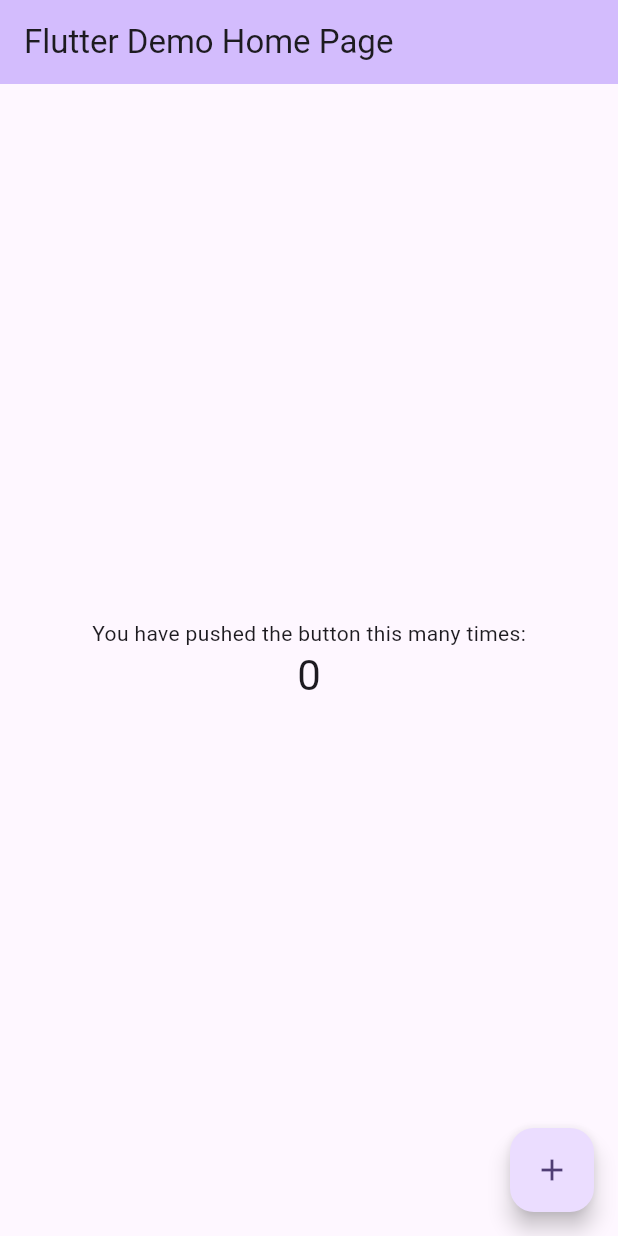
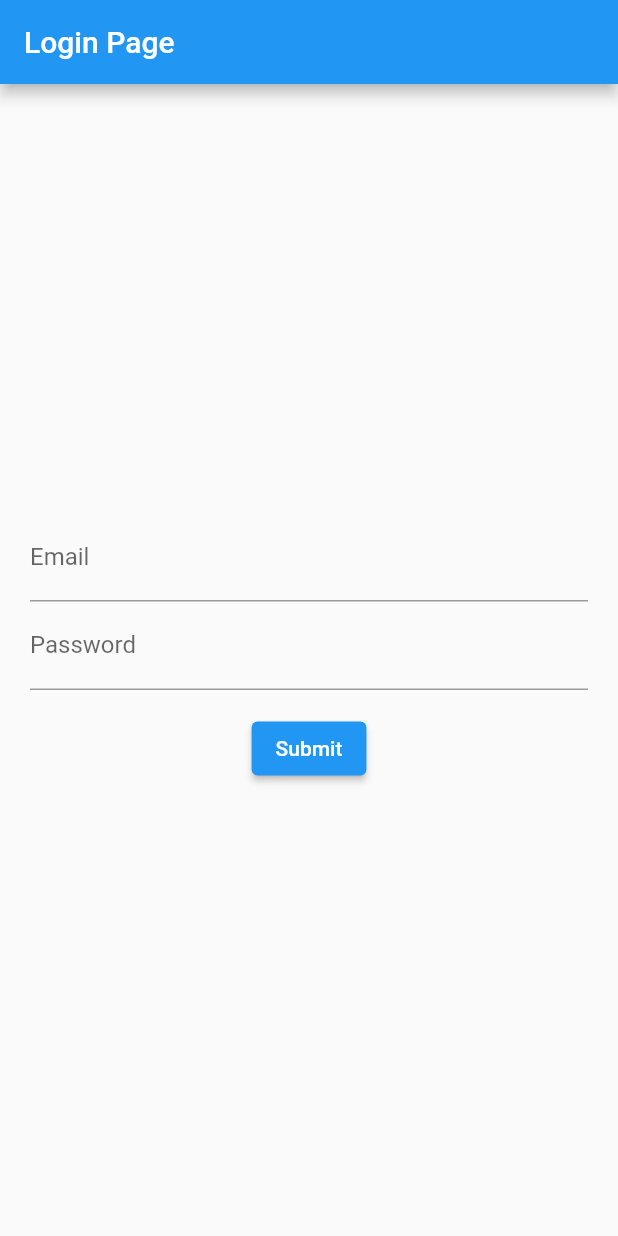
Before and after one commit to divya-computer/aliteinfotech, a Flutter app: the screen it shows after launch, on a phone screen of 412 x 824 dp. Run offline on Flutter 3.47's test engine with Material 2 defaults, Android fonts, the phone set to English and light mode, and no system bars; our stand-ins replace fluttertoast.

Commit message:
LoginPage

```diff
--- /dev/null
+++ b/lib/Activity/LoginPage.dart
@@ -0,0 +1,76 @@
+import 'package:flutter/cupertino.dart';
+import 'package:flutter/material.dart';
+import 'package:fluttertoast/fluttertoast.dart';
+
+class LoginPage extends StatefulWidget {
+  const LoginPage({super.key});
+
+  @override
+  State<LoginPage> createState() => _LoginPageState();
+}
+
+class _LoginPageState extends State<LoginPage> {
+  final GlobalKey<FormState> formKey = GlobalKey<FormState>();
+  TextEditingController tecEmail = new TextEditingController();
+  TextEditingController tecPassword = new TextEditingController();
+  String _email = "", _pass = "";
+  @override
+  Widget build(BuildContext context) {
+    return Scaffold(
+      appBar: AppBar(
+        title: Text('Login Page'),
+      ),
+      body: Padding(
+        padding: const EdgeInsets.all(20.0),
+        child: Column(
+          mainAxisAlignment: MainAxisAlignment.center,
+          children: [
+            Form(
+              key: formKey,
+              child: Column(
+                children: [
+                  TextFormField(
+                    validator: (val) =>
+                        !val!.contains("@") ? "Email Id is not Valid" : null,
+                    onSaved: (val) => _email = val!,
+                    decoration: InputDecoration(
+                        labelText: "Email", hintText: "Enter Email"),
+                  ),
+                  TextFormField(
+                    obscureText: true,
+                    onSaved: (val) => _pass = val!,
+                    validator: (val) => val!.length < 6
+                        ? "Password length should be Greater than 6"
+                        : null,
+                    decoration: InputDecoration(
+                        labelText: "Password", hintText: "Enter Password"),
+                  ),
+                  Padding(
+                    padding: const EdgeInsets.all(15.0),
+                    child: ElevatedButton(
+                      child: Text("Submit"),
+                      onPressed: () {
+                        if (formKey.currentState!.validate()) {
+                          formKey.currentState!.save();
+
+                          Fluttertoast.showToast(
+                              msg: "Successfully Login",
+                              toastLength: Toast.LENGTH_SHORT,
+                              gravity: ToastGravity.BOTTOM,
+                              timeInSecForIosWeb: 1,
+                              backgroundColor: Colors.red,
+                              textColor: Colors.white,
+                              fontSize: 16.0);
+                        }
+                      },
+                    ),
+                  )
+                ],
+              ),
+            ),
+          ],
+        ),
+      ),
+    );
+  }
+}
--- /dev/null
+++ b/lib/Utills/Utils.dart
@@ -0,0 +1,8 @@
+class AppUrl {
+  static const String baseUrl = 'https://gorest.co.in/public/v2';
+
+  static const String getUserInfo = '$baseUrl/users';
+
+  static const String userListApi =
+      'https://webhook.site/1fc58777-2f13-4277-957f-16f463660db6';
+}
--- a/lib/main.dart
+++ b/lib/main.dart
@@ -1,125 +1,12 @@
+import 'package:aliteinfotech/Activity/LoginPage.dart';
 import 'package:flutter/material.dart';
 
 void main() {
-  runApp(const MyApp());
+  runApp(
+    MaterialApp(
+      title: 'Technical Task',
+      home: LoginPage(),
+      debugShowCheckedModeBanner: false,
+    ),
+  );
 }
-
-class MyApp extends StatelessWidget {
-  const MyApp({super.key});
-
-  // This widget is the root of your application.
-  @override
-  Widget build(BuildContext context) {
-    return MaterialApp(
-      title: 'Flutter Demo',
-      theme: ThemeData(
-        // This is the theme of your application.
-        //
-        // TRY THIS: Try running your application with "flutter run". You'll see
-        // the application has a blue toolbar. Then, without quitting the app,
-        // try changing the seedColor in the colorScheme below to Colors.green
-        // and then invoke "hot reload" (save your changes or press the "hot
-        // reload" button in a Flutter-supported IDE, or press "r" if you used
-        // the command line to start the app).
-        //
-        // Notice that the counter didn't reset back to zero; the application
-        // state is not lost during the reload. To reset the state, use hot
-        // restart instead.
-        //
-        // This works for code too, not just values: Most code changes can be
-        // tested with just a hot reload.
-        colorScheme: ColorScheme.fromSeed(seedColor: Colors.deepPurple),
-        useMaterial3: true,
-      ),
-      home: const MyHomePage(title: 'Flutter Demo Home Page'),
-    );
-  }
-}
-
-class MyHomePage extends StatefulWidget {
-  const MyHomePage({super.key, required this.title});
-
-  // This widget is the home page of your application. It is stateful, meaning
-  // that it has a State object (defined below) that contains fields that affect
-  // how it looks.
-
-  // This class is the configuration for the state. It holds the values (in this
-  // case the title) provided by the parent (in this case the App widget) and
-  // used by the build method of the State. Fields in a Widget subclass are
-  // always marked "final".
-
-  final String title;
-
-  @override
-  State<MyHomePage> createState() => _MyHomePageState();
-}
-
-class _MyHomePageState extends State<MyHomePage> {
-  int _counter = 0;
-
-  void _incrementCounter() {
-    setState(() {
-      // This call to setState tells the Flutter framework that something has
-      // changed in this State, which causes it to rerun the build method below
-      // so that the display can reflect the updated values. If we changed
-      // _counter without calling setState(), then the build method would not be
-      // called again, and so nothing would appear to happen.
-      _counter++;
-    });
-  }
-
-  @override
-  Widget build(BuildContext context) {
-    // This method is rerun every time setState is called, for instance as done
-    // by the _incrementCounter method above.
-    //
-    // The Flutter framework has been optimized to make rerunning build methods
-    // fast, so that you can just rebuild anything that needs updating rather
-    // than having to individually change instances of widgets.
-    return Scaffold(
-      appBar: AppBar(
-        // TRY THIS: Try changing the color here to a specific color (to
-        // Colors.amber, perhaps?) and trigger a hot reload to see the AppBar
-        // change color while the other colors stay the same.
-        backgroundColor: Theme.of(context).colorScheme.inversePrimary,
-        // Here we take the value from the MyHomePage object that was created by
-        // the App.build method, and use it to set our appbar title.
-        title: Text(widget.title),
-      ),
-      body: Center(
-        // Center is a layout widget. It takes a single child and positions it
-        // in the middle of the parent.
-        child: Column(
-          // Column is also a layout widget. It takes a list of children and
-          // arranges them vertically. By default, it sizes itself to fit its
-          // children horizontally, and tries to be as tall as its parent.
-          //
-          // Column has various properties to control how it sizes itself and
-          // how it positions its children. Here we use mainAxisAlignment to
-          // center the children vertically; the main axis here is the vertical
-          // axis because Columns are vertical (the cross axis would be
-          // horizontal).
-          //
-          // TRY THIS: Invoke "debug painting" (choose the "Toggle Debug Paint"
-          // action in the IDE, or press "p" in the console), to see the
-          // wireframe for each widget.
-          mainAxisAlignment: MainAxisAlignment.center,
-          children: <Widget>[
-            const Text(
-              'You have pushed the button this many times:',
-            ),
-            Text(
-              '$_counter',
-              style: Theme.of(context).textTheme.headlineMedium,
-            ),
-          ],
-        ),
-      ),
-      floatingActionButton: FloatingActionButton(
-        onPressed: _incrementCounter,
-        tooltip: 'Increment',
-        child: const Icon(Icons.add),
-      ), // This trailing comma makes auto-formatting nicer for build methods.
-    );
-  }
-}
--- a/pubspec.yaml
+++ b/pubspec.yaml
@@ -35,6 +35,7 @@ dependencies:
   # The following adds the Cupertino Icons font to your application.
   # Use with the CupertinoIcons class for iOS style icons.
   cupertino_icons: ^1.0.2
+  fluttertoast: ^8.2.2
 
 dev_dependencies:
   flutter_test:
```
Also changed, not shown: lib/Activity/HomePage.dart (added), pubspec.lock, 6 other files.
